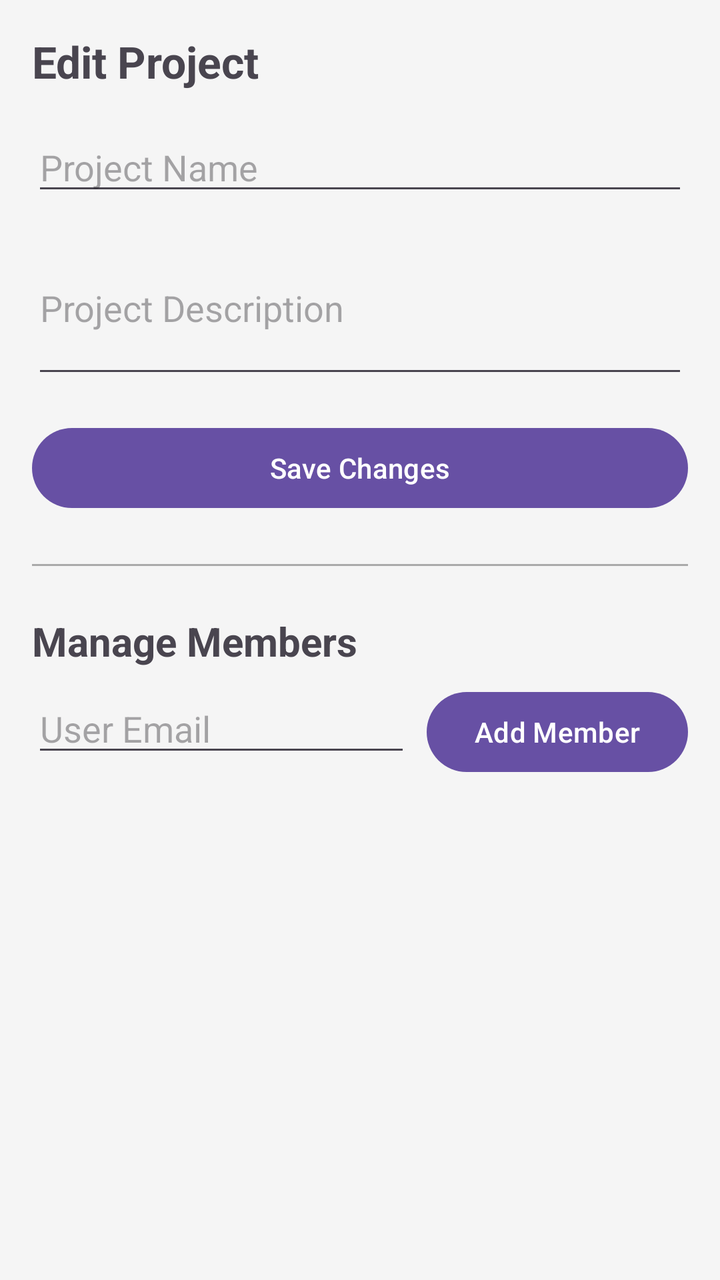
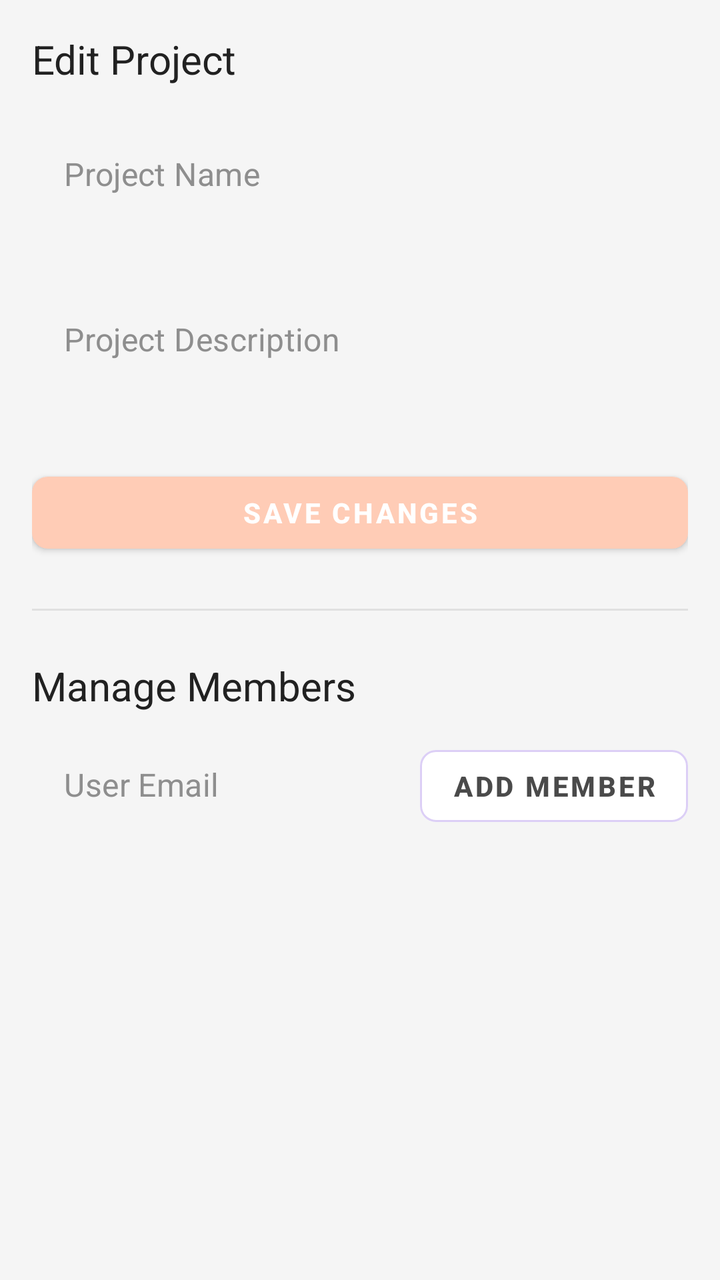

An Android layout rendered at two revisions. The XML below is the earlier revision; the diff shows what the commit changed to produce the second picture.
<!-- AndroidManifest.xml: application theme Theme.TASKFORGE -->
<!-- res/layout/activity_edit_project.xml -->
<?xml version="1.0" encoding="utf-8"?>
<LinearLayout xmlns:android="http://schemas.android.com/apk/res/android"
    android:layout_width="match_parent"
    android:layout_height="match_parent"
    android:orientation="vertical"
    android:padding="16dp"
    android:fitsSystemWindows="true"
    android:background="#F5F5F5">

    <TextView
        android:layout_width="wrap_content"
        android:layout_height="wrap_content"
        android:text="Edit Project"
        android:textSize="22sp"
        android:textStyle="bold"
        android:layout_marginBottom="16dp" />

    <EditText
        android:id="@+id/etProjectName"
        android:layout_width="match_parent"
        android:layout_height="wrap_content"
        android:hint="Project Name"
        android:inputType="text" />

    <EditText
        android:id="@+id/etProjectDesc"
        android:layout_width="match_parent"
        android:layout_height="wrap_content"
        android:hint="Project Description"
        android:inputType="textMultiLine"
        android:lines="3"
        android:layout_marginTop="8dp" />

    <Button
        android:id="@+id/btnSaveProject"
        android:layout_width="match_parent"
        android:layout_height="wrap_content"
        android:text="Save Changes"
        android:layout_marginTop="16dp" />

    <View
        android:layout_width="match_parent"
        android:layout_height="1dp"
        android:background="@android:color/darker_gray"
        android:layout_marginTop="24dp"
        android:layout_marginBottom="24dp" />

    <TextView
        android:layout_width="wrap_content"
        android:layout_height="wrap_content"
        android:text="Manage Members"
        android:textSize="20sp"
        android:textStyle="bold"
        android:layout_marginBottom="8dp" />

    <LinearLayout
        android:layout_width="match_parent"
        android:layout_height="wrap_content"
        android:orientation="horizontal">

        <EditText
            android:id="@+id/etUserEmail"
            android:layout_width="0dp"
            android:layout_height="wrap_content"
            android:layout_weight="1"
            android:hint="User Email"
            android:inputType="textEmailAddress" />

        <Button
            android:id="@+id/btnAddMember"
            android:layout_width="wrap_content"
            android:layout_height="wrap_content"
            android:text="Add Member"
            android:layout_marginStart="8dp" />
    </LinearLayout>

    <androidx.recyclerview.widget.RecyclerView
        android:id="@+id/rvMembers"
        android:layout_width="match_parent"
        android:layout_height="0dp"
        android:layout_weight="1"
        android:layout_marginTop="16dp" />

</LinearLayout>
<!-- resources referenced by this layout -->
<resources>
  <style name="Base.Theme.TASKFORGE" parent="Theme.Material3.DayNight.NoActionBar">
          <item name="android:windowLightStatusBar">true</item>
          
          
      </style>
  <!-- unchanged entries left out for length: 1 -->
</resources>

<!-- the commit's change to res/layout/activity_edit_project.xml (unified diff, before → after) -->
@@ -1,47 +1,53 @@
 <?xml version="1.0" encoding="utf-8"?>
 <LinearLayout xmlns:android="http://schemas.android.com/apk/res/android"
+    xmlns:app="http://schemas.android.com/apk/res-auto"
     android:layout_width="match_parent"
     android:layout_height="match_parent"
     android:orientation="vertical"
     android:padding="16dp"
     android:fitsSystemWindows="true"
-    android:background="#F5F5F5">
+    android:background="@color/ui_background">
 
     <TextView
         android:layout_width="wrap_content"
         android:layout_height="wrap_content"
         android:text="Edit Project"
-        android:textSize="22sp"
-        android:textStyle="bold"
+        android:textAppearance="@style/TextAppearance.TaskForge.Headline2"
+        android:textColor="@color/ui_heading_text"
         android:layout_marginBottom="16dp" />
 
     <EditText
         android:id="@+id/etProjectName"
+        style="@style/Widget.TaskForge.EditText"
         android:layout_width="match_parent"
         android:layout_height="wrap_content"
         android:hint="Project Name"
+        android:backgroundTint="@color/ui_accent_secondary"
         android:inputType="text" />
 
     <EditText
         android:id="@+id/etProjectDesc"
+        style="@style/Widget.TaskForge.EditText"
         android:layout_width="match_parent"
         android:layout_height="wrap_content"
         android:hint="Project Description"
         android:inputType="textMultiLine"
+        android:backgroundTint="@color/ui_accent_secondary"
         android:lines="3"
         android:layout_marginTop="8dp" />
 
-    <Button
+    <com.google.android.material.button.MaterialButton
         android:id="@+id/btnSaveProject"
+        style="@style/Widget.TaskForge.Button.Primary"
         android:layout_width="match_parent"
         android:layout_height="wrap_content"
-        android:text="Save Changes"
-        android:layout_marginTop="16dp" />
+        android:layout_marginTop="16dp"
+        android:text="Save Changes" />
 
     <View
         android:layout_width="match_parent"
         android:layout_height="1dp"
-        android:background="@android:color/darker_gray"
+        android:background="@color/ui_card_border"
         android:layout_marginTop="24dp"
         android:layout_marginBottom="24dp" />
 
@@ -49,8 +55,8 @@
         android:layout_width="wrap_content"
         android:layout_height="wrap_content"
         android:text="Manage Members"
-        android:textSize="20sp"
-        android:textStyle="bold"
+        android:textAppearance="@style/TextAppearance.TaskForge.Headline2"
+        android:textColor="@color/ui_heading_text"
         android:layout_marginBottom="8dp" />
 
     <LinearLayout
@@ -60,14 +66,17 @@
 
         <EditText
             android:id="@+id/etUserEmail"
+            style="@style/Widget.TaskForge.EditText"
             android:layout_width="0dp"
             android:layout_height="wrap_content"
             android:layout_weight="1"
             android:hint="User Email"
+            android:backgroundTint="@color/ui_accent_secondary"
             android:inputType="textEmailAddress" />
 
-        <Button
+        <com.google.android.material.button.MaterialButton
             android:id="@+id/btnAddMember"
+            style="@style/Widget.TaskForge.Button.Secondary"
             android:layout_width="wrap_content"
             android:layout_height="wrap_content"
             android:text="Add Member"
<!-- resource entries referenced after the edit -->
@@ -1,9 +1,116 @@
 <!-- resources referenced by this layout -->
 <resources>
+  <color name="ui_accent_secondary">#DCCFF6</color>
+  <color name="ui_background">#F5F5F5</color>
+  <color name="ui_card_border">#E0E0E0</color>
+  <color name="ui_heading_text">#212121</color>
+  <style name="TextAppearance.TaskForge.Headline2" parent="TextAppearance.Material3.TitleLarge">
+          <item name="android:textSize">20sp</item>
+          <item name="android:textStyle">normal</item>
+          <item name="android:fontFamily">sans-serif-medium</item>
+          <item name="android:textColor">@color/ui_heading_text</item>
+      </style>
+  <style name="Widget.TaskForge.Button.Primary" parent="Widget.MaterialComponents.Button">
+          <item name="android:minHeight">48dp</item>
+          <item name="cornerRadius">8dp</item>
+          <item name="backgroundTint">@color/ui_accent_primary</item>
+          <item name="android:textColor">@color/white</item>
+          <item name="android:textStyle">bold</item>
+          <item name="android:fontFamily">sans-serif-medium</item>
+      </style>
+  <style name="Widget.TaskForge.Button.Secondary" parent="Widget.MaterialComponents.Button.OutlinedButton">
+          <item name="android:minHeight">48dp</item>
+          <item name="cornerRadius">8dp</item>
+          <item name="strokeColor">@color/ui_accent_secondary</item>
+          <item name="strokeWidth">1dp</item>
+          <item name="backgroundTint">@color/white</item>
+          <item name="android:textColor">@color/ui_body_text</item>
+          <item name="android:fontFamily">sans-serif-medium</item>
+      </style>
+  <style name="Widget.TaskForge.EditText" parent="Widget.MaterialComponents.TextInputEditText.OutlinedBox">
+          <item name="android:textColor">@color/ui_body_text</item>
+          <item name="android:textColorHint">@color/ui_hint_text</item>
+          <item name="android:textSize">16sp</item>
+          <item name="android:fontFamily">sans-serif</item>
+      </style>
+  <color name="ui_accent_primary">#FFCCB6</color>
+  <color name="white">#FFFFFFFF</color>
+  <color name="ui_body_text">#4A4A4A</color>
+  <color name="ui_hint_text">#8E8E8E</color>
   <style name="Base.Theme.TASKFORGE" parent="Theme.Material3.DayNight.NoActionBar">
           <item name="android:windowLightStatusBar">true</item>
-          
-          
+          <item name="colorPrimary">@color/ui_accent_primary</item>
+          <item name="colorOnPrimary">@color/white</item>
+          <item name="colorSecondary">@color/ui_accent_secondary</item>
+          <item name="colorOnSecondary">@color/ui_heading_text</item>
+          <item name="android:colorBackground">@color/ui_background</item>
+          <item name="colorSurface">@color/white</item>
+          <item name="colorOnSurface">@color/ui_body_text</item>
+          <item name="colorOnSurfaceVariant">@color/ui_hint_text</item>
+          <item name="android:windowBackground">@color/ui_background</item>
+          <item name="android:navigationBarColor">@color/white</item>
+          <item name="android:statusBarColor">@color/ui_background</item>
+          <item name="android:fontFamily">sans-serif</item>
+          <item name="textAppearanceHeadlineLarge">@style/TextAppearance.TaskForge.Headline1</item>
+          <item name="textAppearanceTitleLarge">@style/TextAppearance.TaskForge.Headline2</item>
+          <item name="textAppearanceBodyLarge">@style/TextAppearance.TaskForge.Body</item>
+          <item name="textAppearanceBodyMedium">@style/TextAppearance.TaskForge.Caption</item>
+          <item name="materialButtonStyle">@style/Widget.TaskForge.Button.Primary</item>
+          <item name="materialCardViewStyle">@style/Widget.TaskForge.CardView</item>
+          <item name="floatingActionButtonStyle">@style/Widget.TaskForge.FAB</item>
+          <item name="textInputStyle">@style/Widget.TaskForge.TextInputLayout</item>
+          <item name="editTextStyle">@style/Widget.TaskForge.EditText</item>
+          <item name="bottomNavigationStyle">@style/Widget.TaskForge.BottomNavigationView</item>
+          <item name="materialAlertDialogTheme">@style/ThemeOverlay.TaskForge.MaterialAlertDialog</item>
+      </style>
+  <style name="TextAppearance.TaskForge.Headline1" parent="TextAppearance.Material3.HeadlineLarge">
+          <item name="android:textSize">24sp</item>
+          <item name="android:textStyle">bold</item>
+          <item name="android:fontFamily">sans-serif</item>
+          <item name="android:textColor">@color/ui_heading_text</item>
+      </style>
+  <style name="TextAppearance.TaskForge.Body" parent="TextAppearance.Material3.BodyLarge">
+          <item name="android:textSize">16sp</item>
+          <item name="android:textStyle">normal</item>
+          <item name="android:fontFamily">sans-serif</item>
+          <item name="android:textColor">@color/ui_body_text</item>
+      </style>
+  <style name="TextAppearance.TaskForge.Caption" parent="TextAppearance.Material3.BodyMedium">
+          <item name="android:textSize">14sp</item>
+          <item name="android:textStyle">normal</item>
+          <item name="android:fontFamily">sans-serif-medium</item>
+          <item name="android:textColor">@color/ui_hint_text</item>
+      </style>
+  <style name="Widget.TaskForge.CardView" parent="Widget.MaterialComponents.CardView">
+          <item name="strokeColor">@color/ui_card_border</item>
+          <item name="strokeWidth">1dp</item>
+          <item name="cardCornerRadius">10dp</item>
+          <item name="cardElevation">1dp</item>
+          <item name="cardBackgroundColor">@color/white</item>
+      </style>
+  <style name="Widget.TaskForge.FAB" parent="Widget.MaterialComponents.FloatingActionButton">
+          <item name="backgroundTint">@color/ui_accent_primary</item>
+          <item name="tint">@color/white</item>
+      </style>
+  <style name="Widget.TaskForge.TextInputLayout" parent="Widget.MaterialComponents.TextInputLayout.OutlinedBox">
+          <item name="boxBackgroundColor">@color/white</item>
+          <item name="boxStrokeColor">@color/ui_accent_secondary</item>
+          <item name="boxStrokeWidth">1dp</item>
+          <item name="boxStrokeWidthFocused">2dp</item>
+          <item name="hintTextColor">@color/ui_hint_text</item>
+      </style>
+  <style name="Widget.TaskForge.BottomNavigationView" parent="Widget.MaterialComponents.BottomNavigationView">
+          <item name="itemIconTint">@color/bottom_nav_tint</item>
+          <item name="itemTextColor">@color/bottom_nav_tint</item>
+          <item name="android:background">@color/white</item>
+      </style>
+  <style name="ThemeOverlay.TaskForge.MaterialAlertDialog" parent="ThemeOverlay.MaterialComponents.MaterialAlertDialog">
+          <item name="materialAlertDialogBodyTextStyle">@style/TextAppearance.TaskForge.Body</item>
+          <item name="shapeAppearanceOverlay">@style/ShapeAppearanceOverlay.TaskForge.Dialog</item>
+      </style>
+  <style name="ShapeAppearanceOverlay.TaskForge.Dialog" parent="">
+          <item name="cornerFamily">rounded</item>
+          <item name="cornerSize">20dp</item>
       </style>
   <!-- unchanged entries left out for length: 1 -->
 </resources>
